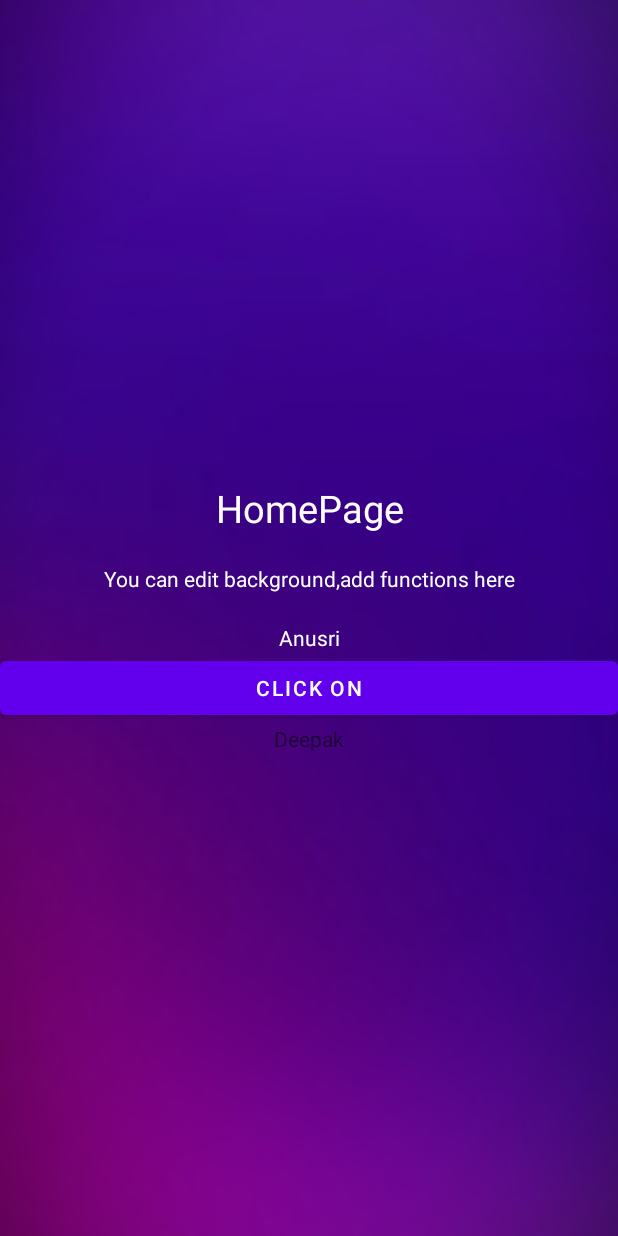
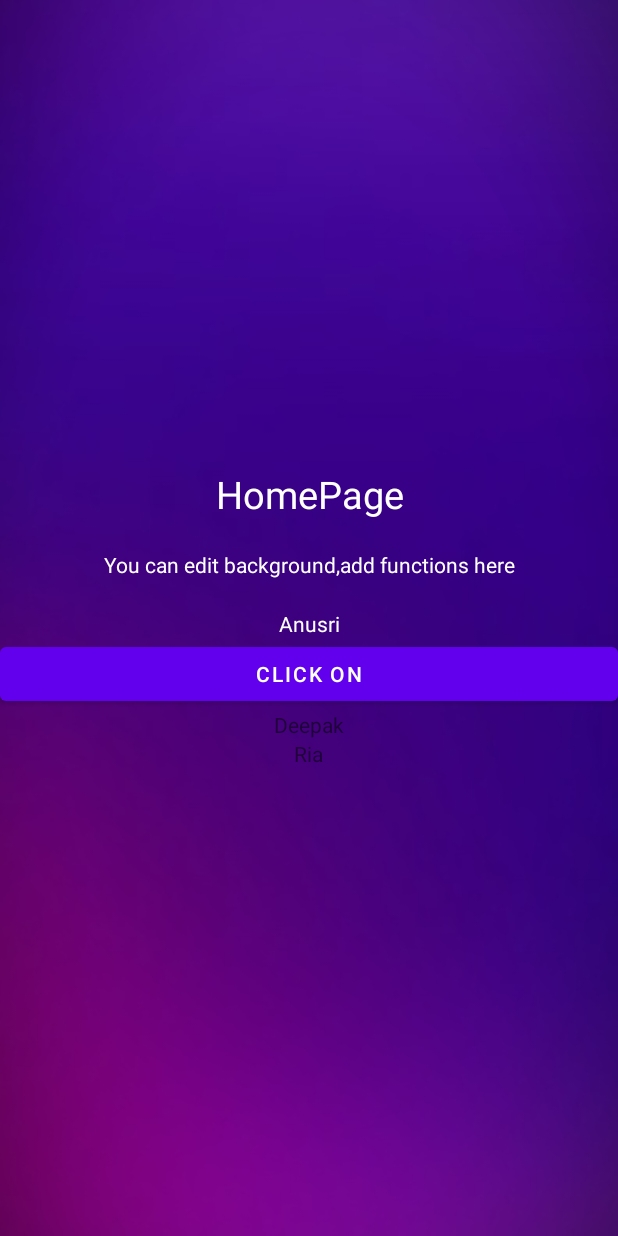
Before and after one commit to nishanthan22/Reverb, an Android app: the screen it shows after launch (HomePage), on a phone screen of 412 x 824 dp. Run offline under Robolectric (Android 15) with nearby library versions, the phone set to English and light mode, and no system bars; Roboto replaces fonts that are not available here.

Commit message:
Changes Done By Ria.

```diff
--- a/app/src/main/res/layout/activity_home_page.xml
+++ b/app/src/main/res/layout/activity_home_page.xml
@@ -37,5 +37,9 @@
         android:layout_width="wrap_content"
         android:layout_height="wrap_content"
         android:text="Deepak"/>
+    <TextView
+        android:layout_width="wrap_content"
+        android:layout_height="wrap_content"
+        android:text="Ria"/>
 
 </LinearLayout>
```
